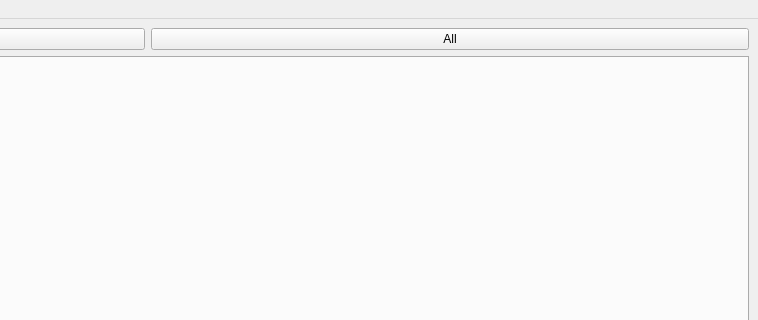
Old version of the form pcsnotebook/src/mainwindow.ui in the repository N1vn0vem8er/pineconesnake; both pictures show x 463 to 1221 and y 0 to 320 of the 1221 by 764 pixel window.
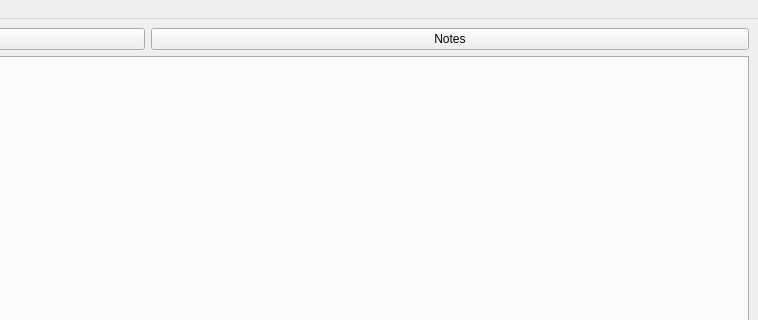
New version of the form. Icons and pictures are not drawn.

```diff
--- a/pcsnotebook/src/mainwindow.ui
+++ b/pcsnotebook/src/mainwindow.ui
@@ -33,7 +33,7 @@
       <item>
        <widget class="QPushButton" name="allButton">
         <property name="text">
-         <string>All</string>
+         <string>Notes</string>
         </property>
         <property name="icon">
          <iconset theme="go-home"/>
```
